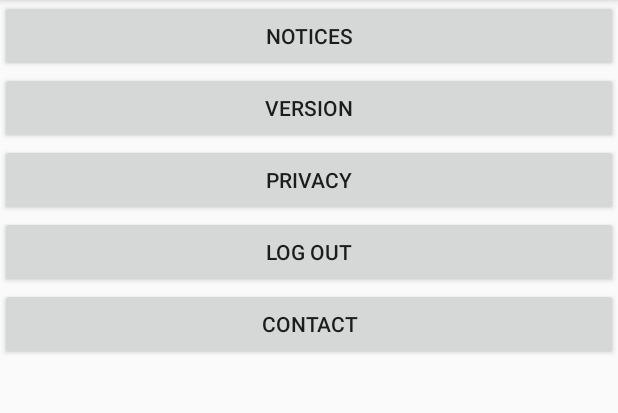
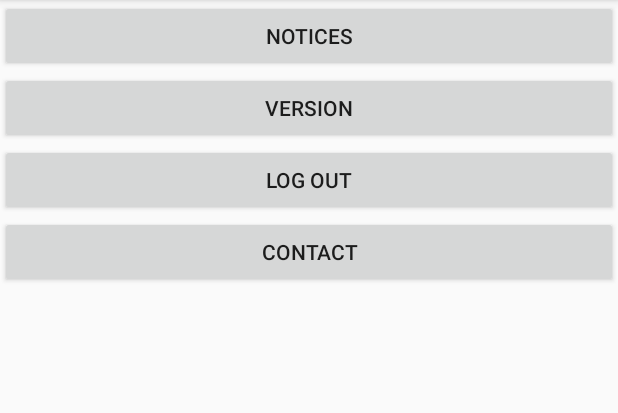
Before and after one commit to SammyGCoppedge/CSMC-355-GroupK, an Android app: the Setting screen opened directly, with no data from a screen before it, on a phone screen of 412 x 824 dp, the part 84-497 px from its top. Run offline under Robolectric (Android 15) with nearby library versions, the phone set to English and light mode, and no system bars.

Commit message:
Update setting.xml

```diff
--- a/app/src/main/res/layout/setting.xml
+++ b/app/src/main/res/layout/setting.xml
@@ -19,13 +19,6 @@
         android:text="version" />
 
     <Button
-        android:id="@+id/PrivacyButton"
-        android:layout_width="match_parent"
-        android:layout_height="wrap_content"
-        android:onClick="onPrivacyClick"
-        android:text="privacy" />
-
-    <Button
         android:id="@+id/LogOutButton"
         android:layout_width="match_parent"
         android:layout_height="wrap_content"
```
